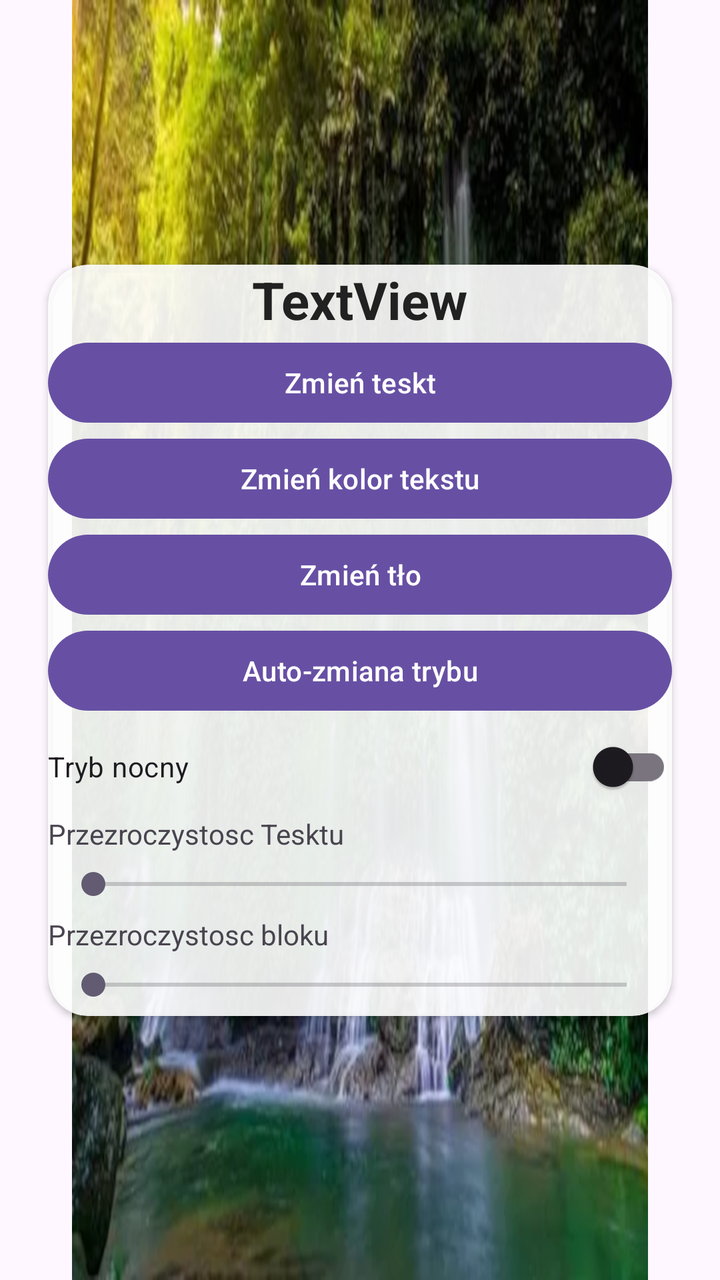
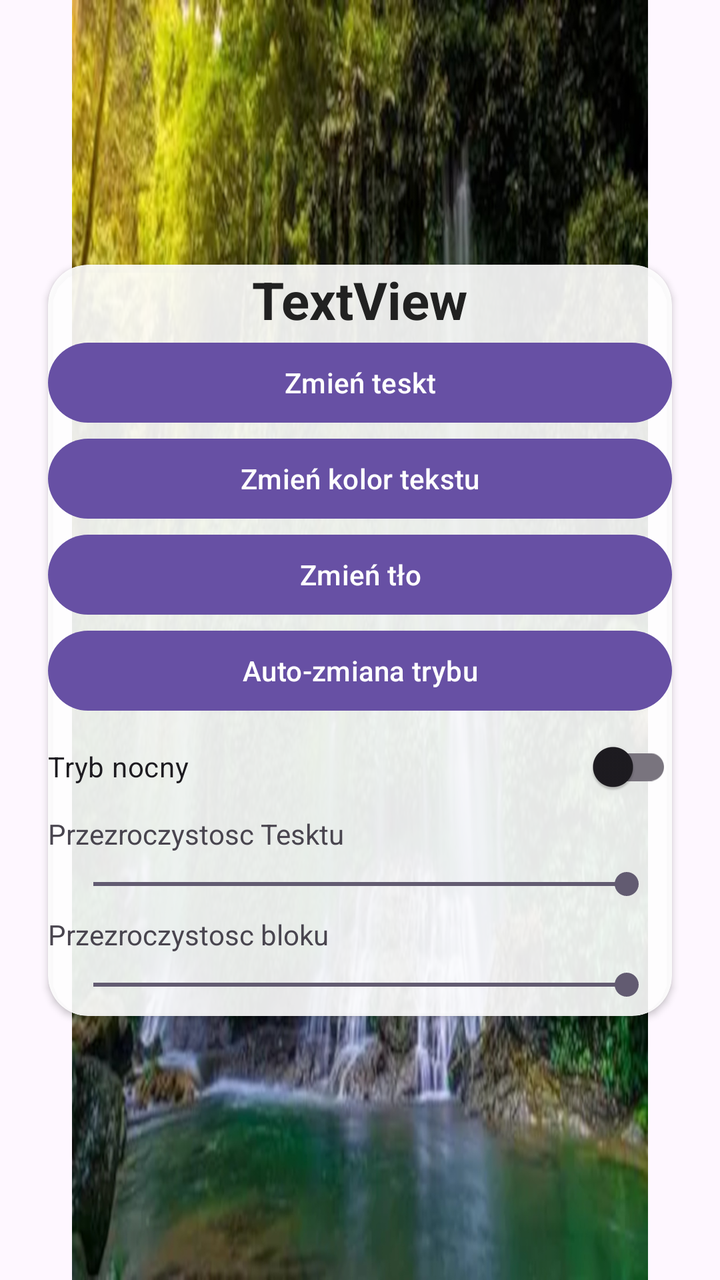

Compare the two renders of this Android layout. The source of the first and the diff that turns it into the second are given below.
<!-- AndroidManifest.xml: application theme Theme.ZmieniaczTla -->
<!-- res/layout/activity_main.xml -->
<?xml version="1.0" encoding="utf-8"?>
<androidx.constraintlayout.widget.ConstraintLayout xmlns:android="http://schemas.android.com/apk/res/android"
    xmlns:app="http://schemas.android.com/apk/res-auto"
    xmlns:tools="http://schemas.android.com/tools"
    android:id="@+id/main"
    android:layout_width="match_parent"
    android:layout_height="match_parent"
    tools:context=".MainActivity"
    tools:visibility="visible">


    <androidx.cardview.widget.CardView
        android:layout_width="match_parent"
        android:layout_height="wrap_content"
        android:layout_gravity="center"
        android:layout_margin="24dp"
        app:cardCornerRadius="20dp"
        android:backgroundTint="@color/card_bg"
        app:layout_constraintBottom_toBottomOf="parent"
        app:layout_constraintEnd_toEndOf="parent"
        app:layout_constraintStart_toStartOf="parent"
        app:layout_constraintTop_toTopOf="parent" >

        <LinearLayout
            android:layout_width="match_parent"
            android:layout_height="match_parent"
            android:gravity="center"
            android:orientation="vertical">

        <TextView
            android:id="@+id/tvText"
            android:layout_width="wrap_content"
            android:layout_height="wrap_content"
            android:layout_gravity="center"
            android:textSize="26sp"
            android:textColor="@color/text_color"
            android:textStyle="bold"
            android:text="TextView" />


            <Button
                android:id="@+id/btnChangeText"
                android:layout_width="match_parent"
                android:layout_height="wrap_content"
                android:text="Zmień teskt"
                android:layout_weight="1"/>

            <Button
                android:id="@+id/btnChangeColor"
                android:layout_width="match_parent"
                android:layout_height="wrap_content"
                android:text="Zmień kolor tekstu"
                android:layout_weight="1"/>

            <Button
                android:id="@+id/btnChangeBg"
                android:layout_width="match_parent"
                android:layout_height="wrap_content"
                android:text="Zmień tło"
                android:layout_weight="1"/>

            <Button
                android:id="@+id/btnTrybAuto"
                android:layout_width="match_parent"
                android:layout_height="wrap_content"
                android:text="Auto-zmiana trybu"
                android:layout_weight="1"/>

            <androidx.appcompat.widget.SwitchCompat
                android:id="@+id/switchNight"
                android:layout_width="match_parent"
                android:layout_height="wrap_content"
                android:layout_gravity="center"
                android:text="Tryb nocny" />

            <TextView
                android:id="@+id/textView"
                android:layout_width="match_parent"
                android:layout_height="wrap_content"
                android:text="Przezroczystosc Tesktu" />

            <SeekBar
                android:id="@+id/seekBarTranspText"
                android:layout_width="match_parent"
                android:layout_height="wrap_content"
                android:layout_margin="20px"/>

            <TextView
                android:id="@+id/textView2"
                android:layout_width="match_parent"
                android:layout_height="wrap_content"
                android:text="Przezroczystosc bloku" />

            <SeekBar
                android:id="@+id/seekBarTranspBloku"
                android:layout_width="match_parent"
                android:layout_height="wrap_content"
                android:layout_margin="20px"/>
        </LinearLayout>
    </androidx.cardview.widget.CardView>

    <ImageView
        android:id="@+id/bgImage"
        android:layout_width="match_parent"
        android:layout_height="match_parent"
        android:src="@drawable/tlo1" />

</androidx.constraintlayout.widget.ConstraintLayout>
<!-- resources referenced by this layout -->
<resources>
  <color name="card_bg">#E6FFFFFF</color>
  <color name="text_color">#212121</color>
  <!-- drawable tlo1: jpg bitmap (drawable, 463744 bytes) -->
  <style name="Theme.ZmieniaczTla" parent="Base.Theme.ZmieniaczTla" />
  <style name="Base.Theme.ZmieniaczTla" parent="Theme.Material3.DayNight.NoActionBar">
          
          
      </style>
</resources>

<!-- the commit's change to res/layout/activity_main.xml (unified diff, before → after) -->
@@ -10,8 +10,10 @@
 
 
     <androidx.cardview.widget.CardView
+        android:id="@+id/blok"
         android:layout_width="match_parent"
         android:layout_height="wrap_content"
+        android:background="#FFFFFFFF"
         android:layout_gravity="center"
         android:layout_margin="24dp"
         app:cardCornerRadius="20dp"
@@ -83,6 +85,8 @@
                 android:id="@+id/seekBarTranspText"
                 android:layout_width="match_parent"
                 android:layout_height="wrap_content"
+                android:progress="10"
+                android:max="10"
                 android:layout_margin="20px"/>
 
             <TextView
@@ -95,6 +99,8 @@
                 android:id="@+id/seekBarTranspBloku"
                 android:layout_width="match_parent"
                 android:layout_height="wrap_content"
+                android:progress="100"
+                android:max="100"
                 android:layout_margin="20px"/>
         </LinearLayout>
     </androidx.cardview.widget.CardView>
